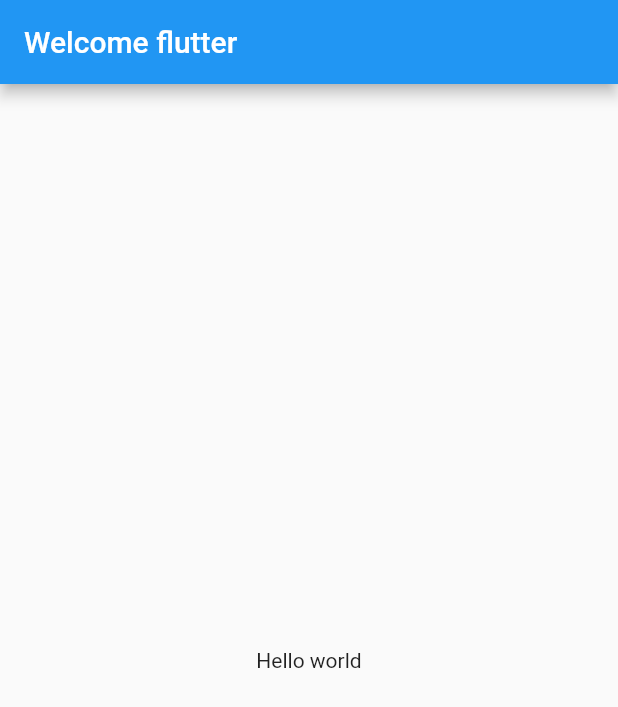
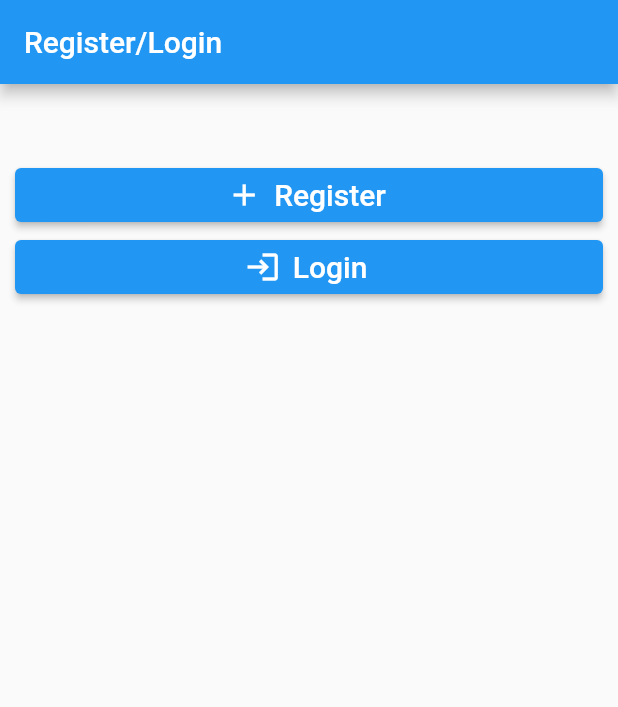
Before and after one commit to Newclaffly/flutter_covid_app, a Flutter app: the screen it shows after launch, on a phone screen of 412 x 824 dp. Shown: the top 707 px of the screen. Run offline on Flutter 3.47's test engine with Material 2 defaults, Android fonts, the phone set to English and light mode, and no system bars.

```diff
--- /dev/null
+++ b/lib/LoginScreen/home.dart
@@ -0,0 +1,50 @@
+import 'package:flutter/material.dart';
+import 'package:flutter_covid_app/LoginScreen/register.dart';
+import 'package:flutter_covid_app/LoginScreen/login.dart';
+class HomeScreen extends StatelessWidget {
+  const HomeScreen({Key? key}) : super(key: key);
+
+  @override
+  Widget build(BuildContext context) {
+    return Scaffold(
+      appBar: AppBar(
+        title: const Text('Register/Login'),
+      ),
+      body: Padding(
+        padding: const EdgeInsets.fromLTRB(10, 50, 10, 0),
+        child: SingleChildScrollView(
+          child: Column(
+            children: [
+              SizedBox(
+                width: double.infinity,
+                child: ElevatedButton.icon(
+                    icon: const Icon(Icons.add),
+                    label: const Text("Register", style: TextStyle(fontSize: 20)),
+                  onPressed: (){
+                      Navigator.pushReplacement(context, MaterialPageRoute(
+                          builder: (context){
+                        return const RegisterScreen();
+                      }));
+                  },
+                ),
+              ),
+              SizedBox(
+                width: double.infinity,
+                child: ElevatedButton.icon(
+                  icon: const Icon(Icons.login),
+                  label: const Text("Login", style: TextStyle(fontSize: 20)),
+                  onPressed: (){
+                    Navigator.pushReplacement(context, MaterialPageRoute(
+                        builder: (context){
+                          return const LoginScreen();
+                        }));
+                  },
+                ),
+              )
+            ],
+          ),
+        ),
+      ),
+    );
+  }
+}
--- a/lib/main.dart
+++ b/lib/main.dart
@@ -1,25 +1,20 @@
-
 import 'package:flutter/material.dart';
-
+import 'package:flutter_covid_app/LoginScreen/home.dart';
 void main() {
-  runApp(const Myapp());
+  runApp(const MyApp());
 }
 
-class Myapp extends StatelessWidget {
-  const Myapp({Key? key}) : super(key: key);
+class MyApp extends StatelessWidget {
+  const MyApp({Key? key}) : super(key: key);
 
   @override
   Widget build(BuildContext context) {
     return MaterialApp(
-      title: 'Welcome flutter',
-      home: Scaffold(
-        appBar: AppBar(
-          title: const Text('Welcome flutter'),
-        ),
-        body: const Center(
-          child: Text('Hello world'),
-        ),
-      ),
+        title: 'flutter demo',
+         theme: ThemeData(
+           primarySwatch: Colors.blue,
+         ),
+      home: HomeScreen(),
     );
   }
 }
--- /dev/null
+++ b/lib/model/profile.dart
@@ -0,0 +1,6 @@
+class Profile{
+  String email;
+  String password;
+
+  Profile({required this.email,required this.password});
+}
```
Also changed, not shown: lib/LoginScreen/login.dart (added, +20 -0 lines), lib/LoginScreen/register.dart (added, +51 -0 lines).
